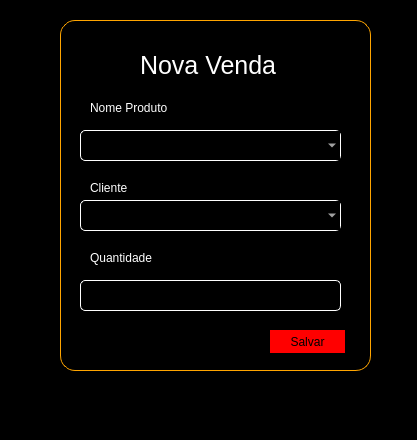
edsay12/Projeto_Introdu-ao_A_Progama-oa, file paginas/cadastrovendas2.ui: the form before one commit.
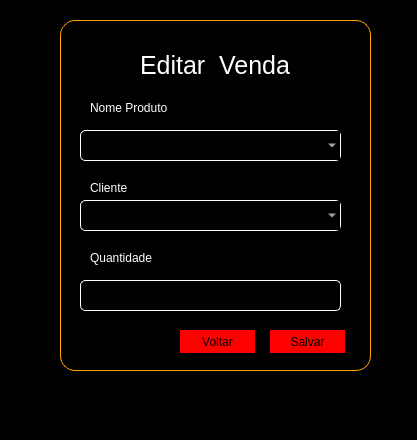
The form after the commit.

```diff
--- a/paginas/cadastrovendas2.ui
+++ b/paginas/cadastrovendas2.ui
@@ -49,7 +49,7 @@
       <string notr="true">color:white;font-size:25px;border:none</string>
      </property>
      <property name="text">
-      <string>Nova Venda</string>
+      <string>Editar  Venda</string>
      </property>
     </widget>
     <widget class="QComboBox" name="comboBox">
@@ -158,6 +158,22 @@
 border-radius:5px</string>
      </property>
     </widget>
+    <widget class="QPushButton" name="pushButton_2">
+     <property name="geometry">
+      <rect>
+       <x>120</x>
+       <y>310</y>
+       <width>75</width>
+       <height>23</height>
+      </rect>
+     </property>
+     <property name="styleSheet">
+      <string notr="true">background-color:red;border:none;</string>
+     </property>
+     <property name="text">
+      <string>Voltar</string>
+     </property>
+    </widget>
    </widget>
   </widget>
   <widget class="QMenuBar" name="menubar">
```
